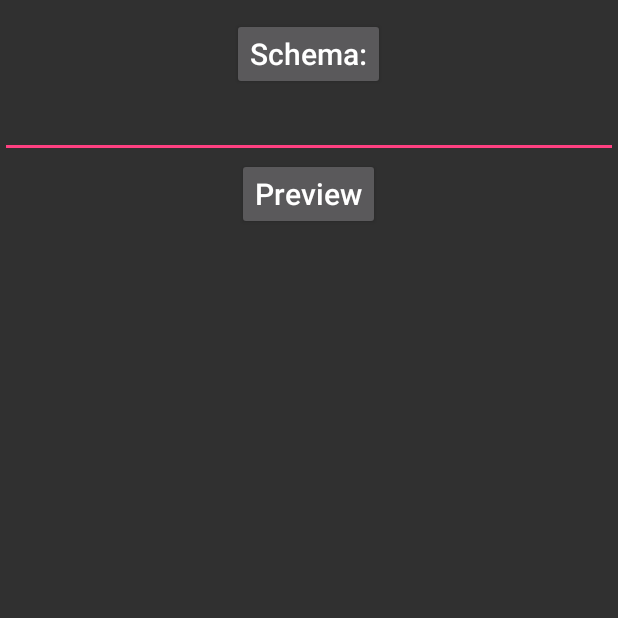
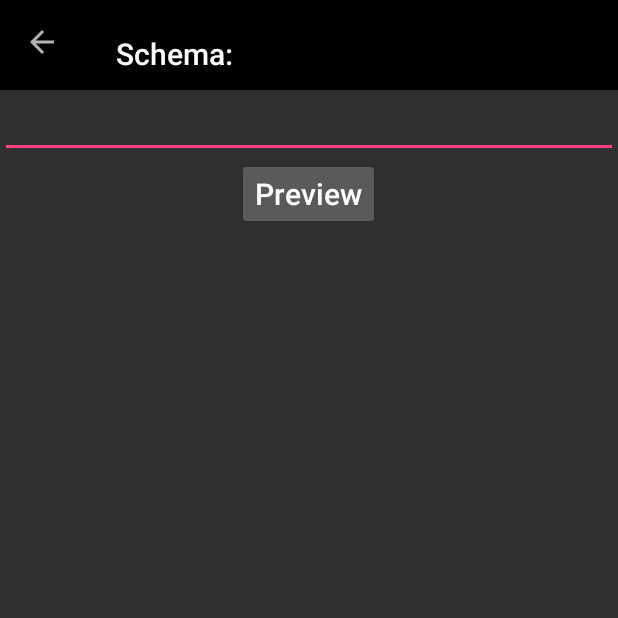
Before and after one commit to olechiw/Hot67-Bluetooth-Scouter, an Android app: the SchemaActivity screen opened directly, with no data from a screen before it, on a phone screen of 412 x 824 dp, the top half of it. Run offline under Robolectric (Android 15) with nearby library versions, the phone set to English and light mode, and no system bars.

Commit message:
Finished the last toolbar

```diff
--- a/app/src/main/java/org/hotteam67/bluetoothscouter/InputTableLayout.java
+++ b/app/src/main/java/org/hotteam67/bluetoothscouter/InputTableLayout.java
@@ -17,11 +17,10 @@ import android.util.*;
 public class InputTableLayout extends TableLayout
 {
     public static final int PADDING = 0;
-    public static final int TYPE_BOOLEAN = 1;
-    public static final int TYPE_STRING = 2;
+    public static final int TYPE_HEADER = 1;
+    public static final int TYPE_BOOLEAN = 2;
     public static final int TYPE_INTEGER = 3;
-    public static final int TYPE_HEADER = 4;
-    public static final int TYPE_CHOICE = 5;
+    public static final int TYPE_STRING = 4;
 
     private List<View> views = new ArrayList<>();
     private List<Variable> variables = new ArrayList<>();
@@ -272,6 +271,7 @@ public class InputTableLayout extends TableLayout
     private View initializeView(String tag, Integer type, int min, int max)
     {
         l("Initializing View:" + tag);
+        l("Type: " + type);
         View v = null;
         switch (type)
         {
--- a/app/src/main/java/org/hotteam67/bluetoothscouter/SchemaActivity.java
+++ b/app/src/main/java/org/hotteam67/bluetoothscouter/SchemaActivity.java
@@ -2,8 +2,10 @@ package org.hotteam67.bluetoothscouter;
 
 import android.app.AlertDialog;
 import android.content.DialogInterface;
+import android.support.v7.app.ActionBar;
 import android.support.v7.app.AppCompatActivity;
 import android.os.Bundle;
+import android.view.MenuItem;
 import android.view.View;
 import android.util.Log;
 import java.io.*;
@@ -19,11 +21,33 @@ public class SchemaActivity extends AppCompatActivity
     Button expandSchemaButton;
     private int lines = 1;
 
+    android.support.v7.widget.Toolbar toolbar;
+
+    @Override
+    public boolean onOptionsItemSelected(MenuItem item)
+    {
+        if (item.getItemId() == android.R.id.home)
+        {
+            finish();
+            return true;
+        }
+
+        return false;
+    }
+
     @Override
     protected void onCreate(Bundle savedInstanceState)
     {
         super.onCreate(savedInstanceState);
         setContentView(R.layout.activity_schema);
+
+        toolbar = (android.support.v7.widget.Toolbar) findViewById(R.id.toolBar);
+        setSupportActionBar(toolbar);
+        ActionBar ab = getSupportActionBar();
+        ab.setDisplayHomeAsUpEnabled(true);
+        ab.setDisplayShowTitleEnabled(false);
+        ab.setCustomView(R.layout.toolbar_schema);
+        ab.setDisplayShowCustomEnabled(true);
 
         schemaInput = (EditText) findViewById(R.id.schemaInput);
         previewButton = (Button) findViewById(R.id.previewButton);
--- a/app/src/main/java/org/hotteam67/bluetoothscouter/ServerActivity.java
+++ b/app/src/main/java/org/hotteam67/bluetoothscouter/ServerActivity.java
@@ -15,7 +15,7 @@ import android.os.Environment;
 
 public class ServerActivity extends BluetoothActivity {
     public static final String TEAM_NUMBER_SCHEMA =
-            "Team 12,Team 22,Team 32,Team 42,Team 52,Team 62";
+            "Team 14,Team 24,Team 34,Team 44,Team 54,Team 64";
 
     public static final int MATCH_NUMBER = 1;
 
@@ -37,11 +37,6 @@ public class ServerActivity extends BluetoothActivity {
     CheckBox autoSendTeams;
 
     android.support.v7.widget.Toolbar toolbar;
-
-    /*
-    TableLayout outputView;
-    ServerOutputAdapter outputAdapter;
-*/
 
     @Override
     public boolean onOptionsItemSelected(MenuItem item)
--- a/app/src/main/res/layout/activity_schema.xml
+++ b/app/src/main/res/layout/activity_schema.xml
@@ -14,20 +14,18 @@
         android:id="@+id/schemaActivityLayout"
         tools:layout_editor_absoluteY="8dp"
         tools:layout_editor_absoluteX="8dp">
-        <Button
-            android:layout_width="wrap_content"
+        <android.support.v7.widget.Toolbar
+            android:layout_width="match_parent"
             android:layout_height="wrap_content"
-            android:textAppearance="@style/TextAppearance.AppCompat.Title"
-            android:text="Schema:"
-            android:layout_marginTop="12dp"
-            android:id="@+id/expandSchemaButton"
-            android:layout_centerHorizontal="true"/>
+            android:id="@+id/toolBar"
+            android:background="?attr/colorPrimary"
+            android:elevation="4dp"/>
         <EditText
             android:layout_width="match_parent"
             android:layout_height="wrap_content"
             android:id="@+id/schemaInput"
             android:lines="1"
-            android:layout_below="@id/expandSchemaButton"/>
+            android:layout_below="@id/toolBar"/>
         <Button
             android:layout_width="wrap_content"
             android:layout_height="wrap_content"
--- /dev/null
+++ b/app/src/main/res/layout/toolbar_schema.xml
@@ -0,0 +1,16 @@
+<?xml version="1.0" encoding="utf-8"?>
+<LinearLayout xmlns:android="http://schemas.android.com/apk/res/android"
+              android:orientation="vertical"
+              android:layout_width="match_parent"
+              android:layout_height="match_parent">
+    <Button
+        android:layout_width="wrap_content"
+        android:layout_height="wrap_content"
+        android:textAppearance="@style/TextAppearance.AppCompat.Title"
+        android:text="Schema:"
+        android:layout_gravity="center"
+        android:layout_marginTop="12dp"
+        android:id="@+id/expandSchemaButton"
+        android:background="?attr/colorPrimary"
+        android:layout_centerHorizontal="true"/>
+</LinearLayout>
--- a/app/src/main/res/layout/toolbar_server.xml
+++ b/app/src/main/res/layout/toolbar_server.xml
@@ -16,7 +16,7 @@
             android:layout_gravity="center"
             android:paddingTop="15dp"
             android:paddingBottom="15dp"
-            android:textAppearance="@style/TextAppearance.AppCompat.Medium"
+            android:textAppearance="@style/TextAppearance.AppCompat.Large"
             android:text="Connected: 0"
             android:paddingRight="20dp"
             android:id="@+id/connectedDevices"/>
```
